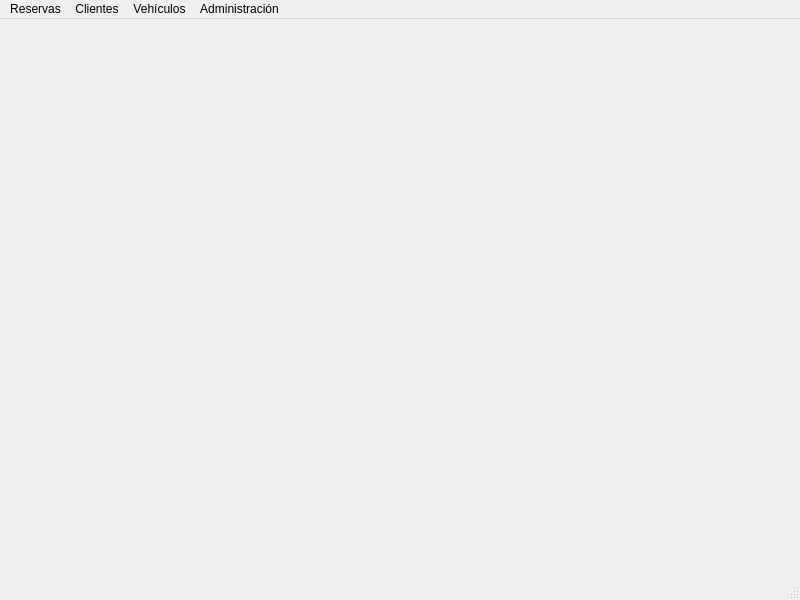
Above: ui/main_window.ui from Chatsito58/Final_BDD before the change. Below: the same form after it.
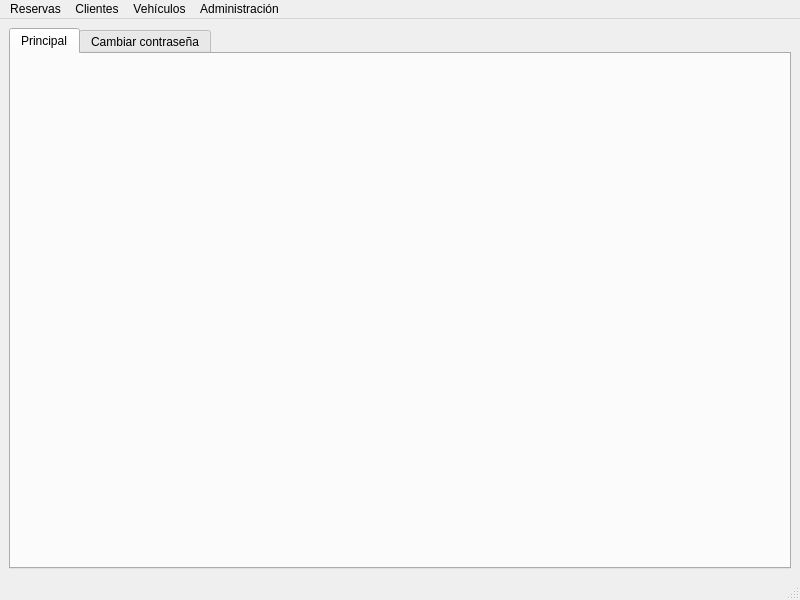
That is the form after the change.

```diff
--- a/ui/main_window.ui
+++ b/ui/main_window.ui
@@ -13,7 +13,24 @@
   <widget class="QWidget" name="centralwidget">
    <layout class="QVBoxLayout" name="verticalLayout">
     <item>
-     <widget class="QStackedWidget" name="stackedWidget"/>
+     <widget class="QTabWidget" name="tabWidget">
+      <widget class="QWidget" name="tabPrincipal">
+       <attribute name="title">
+        <string>Principal</string>
+       </attribute>
+       <layout class="QVBoxLayout" name="verticalLayoutTabPrincipal">
+        <item>
+         <widget class="QStackedWidget" name="stackedWidget"/>
+        </item>
+       </layout>
+      </widget>
+      <widget class="QWidget" name="tabCambiarContrasena">
+       <attribute name="title">
+        <string>Cambiar contraseña</string>
+       </attribute>
+       <layout class="QVBoxLayout" name="verticalLayoutTabCambiarContrasena"/>
+      </widget>
+     </widget>
     </item>
    </layout>
   </widget>
```
